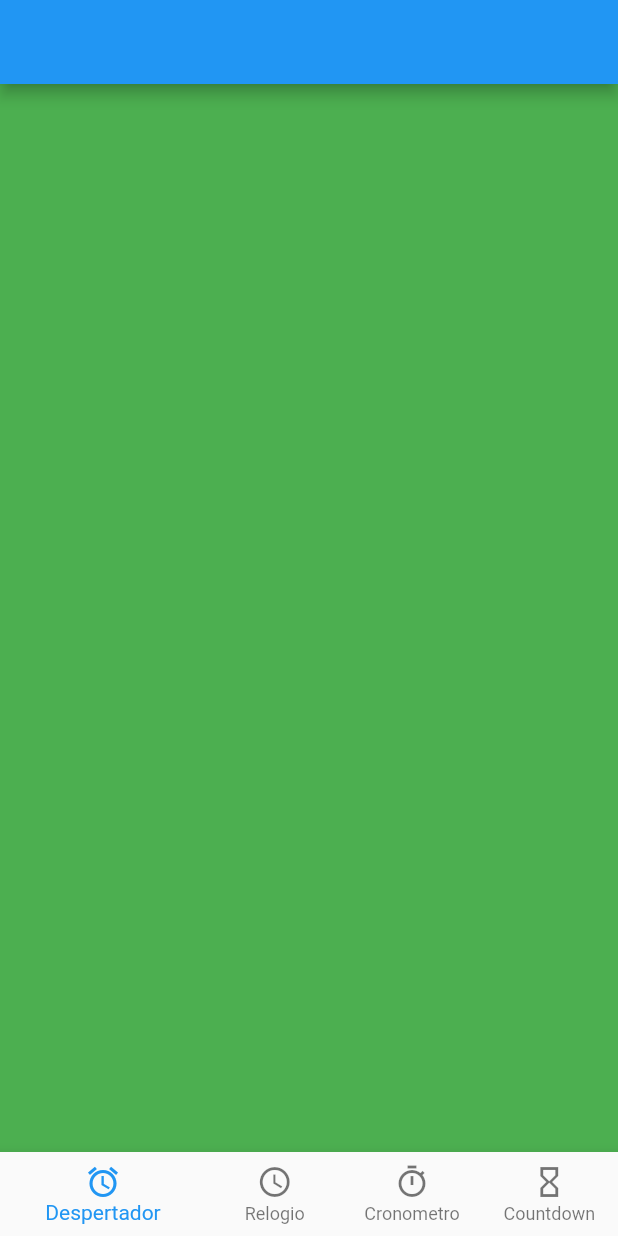
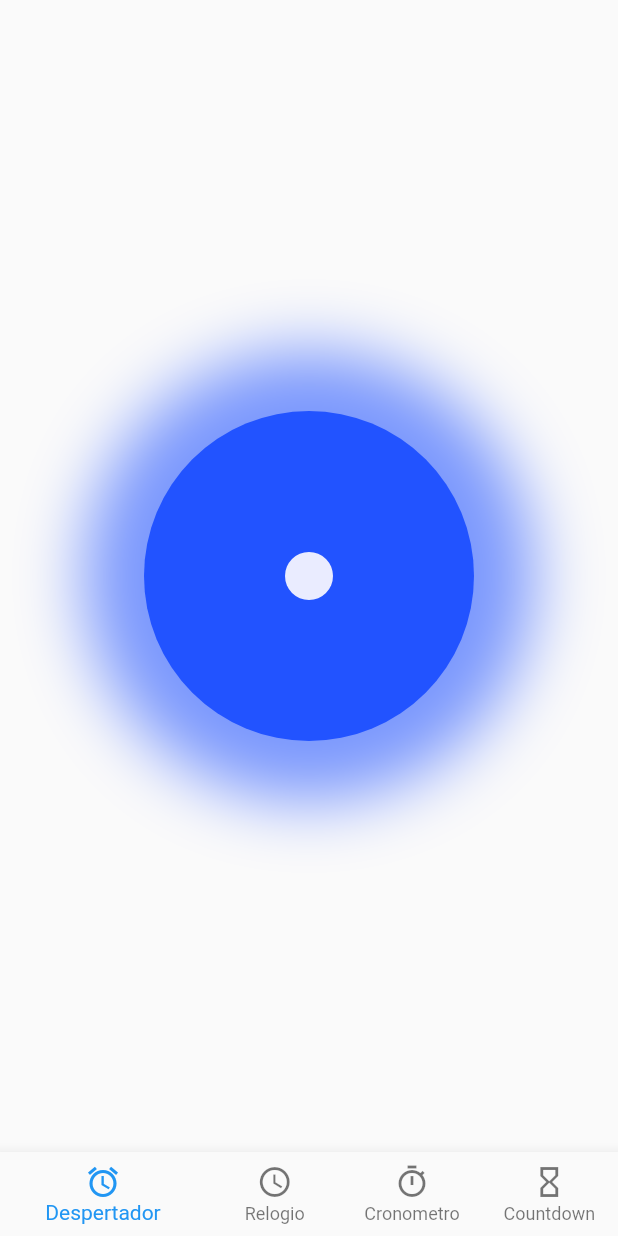
Before and after one commit to thiagolop/Relogio-Flutter, a Flutter app: the screen it shows after launch, swiped to page 2, on a phone screen of 412 x 824 dp. Run offline on Flutter 3.47's test engine with Material 2 defaults, Android fonts, the light colour scheme and no system bars; our stand-ins replace animated_splash_screen, lottie, page_transition; missing offline and left inert: flutter_ringtone_player.

Commit message:
clock update

```diff
--- /dev/null
+++ b/lib/src/app_style.dart
@@ -0,0 +1,6 @@
+import 'package:flutter/animation.dart';
+
+class AppStyle {
+  static Color primaryColor = const Color(0xFF2253FF);
+  static Color primaryColorDark = const Color(0xFF193bb1);
+}
--- a/lib/src/contdown/controller_contdown.dart
+++ /dev/null
@@ -1,4 +0,0 @@
-
-class ControllerContdown {
-
-}
--- a/lib/src/home_screen.dart
+++ b/lib/src/home_screen.dart
@@ -1,10 +1,10 @@
 import 'package:flutter/material.dart';
-import 'package:relogio/src/contdown/countdown_screem.dart';
-import 'package:relogio/src/cronometro/cronometro_screen.dart';
+import 'package:relogio/src/cronometro/cronometro_presenter.dart';
 import 'package:relogio/src/despertador/despertador_screen.dart';
 import 'package:relogio/src/relogio/relogio_screen.dart';
 import 'package:relogio/widgets/button_bar/button_bar_itens.dart';
 import '../widgets/button_bar/button_navigator_bar.dart';
+import 'contdown/contdown_presenter.dart';
 
 class HomeScreen extends StatefulWidget {
   const HomeScreen({super.key});
@@ -22,21 +22,19 @@ class _HomeScreenState extends State<HomeScreen> {
       body: PageView(
         physics: const NeverScrollableScrollPhysics(),
         controller: pagecontroller,
-        children:  [
-          const DespertadorScreen(),
-          const RelogioScreen(),
-          CronometroScreen(),
-          const CountdownScreem(),
+        children: const [
+          DespertadorScreen(),
+          RelogioScreen(),
+          CronometroPresenter(),
+          ContdownPresenter(),
         ],
       ),
       bottomNavigationBar: ButtonNavigatorBar(
-
         onIndexSelected: (index) => pagecontroller.animateToPage(
           index,
           duration: const Duration(milliseconds: 50),
           curve: Curves.ease,
         ),
-
         itens: [
           ButtonBarItens(label: 'Despertador', icon: Icons.alarm),
           ButtonBarItens(label: 'Relogio', icon: Icons.watch_later_outlined),
--- /dev/null
+++ b/lib/src/relogio/date_time_model.dart
@@ -0,0 +1,7 @@
+class TimeModel {
+  int sec = 0;
+  int min= 0;
+  int hour = 0;
+
+  TimeModel(this.hour, this.min, this.sec);
+}
--- /dev/null
+++ b/lib/src/relogio/relogio_controler.dart
@@ -0,0 +1,6 @@
+import 'package:flutter/cupertino.dart';
+
+class RelogioControler extends ChangeNotifier {
+
+
+}
--- a/lib/src/relogio/relogio_screen.dart
+++ b/lib/src/relogio/relogio_screen.dart
@@ -1,4 +1,6 @@
 import 'package:flutter/material.dart';
+import 'package:relogio/src/relogio/date_time_model.dart';
+import 'package:relogio/widgets/clock_widget.dart';
 
 class RelogioScreen extends StatefulWidget {
   const RelogioScreen({Key? key}) : super(key: key);
@@ -10,13 +12,14 @@ class RelogioScreen extends StatefulWidget {
 class _RelogioScreenState extends State<RelogioScreen> {
   @override
   Widget build(BuildContext context) {
-    return Scaffold(
-      appBar: AppBar(
-        title: const Text(''),
-      ),
-      body: Container(
-        color: Colors.green,
-      ),
+    return Stack(
+      alignment: Alignment.topCenter,
+      children: [
+        Column(
+          mainAxisAlignment: MainAxisAlignment.center,
+          children: [ClockWidget(TimeModel(12, 38, 56))],
+        )
+      ],
     );
   }
 }
--- /dev/null
+++ b/lib/widgets/clock_widget.dart
@@ -0,0 +1,55 @@
+import 'dart:math';
+
+import 'package:flutter/material.dart';
+import 'package:relogio/src/app_style.dart';
+import 'package:relogio/src/relogio/date_time_model.dart';
+
+class ClockWidget extends StatefulWidget {
+   const ClockWidget(this .time,{Key? key}) : super(key: key);
+  final TimeModel time;
+
+  @override
+  State<ClockWidget> createState() => _ClockWidgetState();
+}
+
+class _ClockWidgetState extends State<ClockWidget> {
+  @override
+  Widget build(BuildContext context) {
+    return Container(
+      decoration: BoxDecoration(shape: BoxShape.circle, boxShadow: [BoxShadow(color: AppStyle.primaryColor.withAlpha(150), blurRadius: 38.0)]),
+      height: 300,
+      width: 300,
+      child: CustomPaint(
+        painter: ClockPaiter(),
+      ),
+    );
+  }
+}
+
+class ClockPaiter extends CustomPainter {
+  @override
+  void paint(Canvas canvas, Size size) {
+    // Points Coordinates
+    var centerX = size.width / 2;
+    var centerY = size.height / 2;
+    var center = Offset(centerX, centerY);
+    var radius = min(centerX, centerY);
+
+    // setting the Brush
+    var fillBrush = Paint()
+      ..color = AppStyle.primaryColor
+      ..strokeCap = StrokeCap.round;
+
+    var centerDotBrush = Paint()..color = const Color(0xFFEAECFF);
+    // drawing the body
+    canvas.drawCircle(center, radius - 40, fillBrush);
+
+    // drawing ther center dot
+    canvas.drawCircle(center, 16, centerDotBrush);
+  }
+
+  @override
+  bool shouldRepaint(covariant CustomPainter oldDelegate) {
+    return true;
+  }
+}
```
Also changed, not shown: lib/src/contdown/contdown_presenter.dart (added, +25 -0 lines), lib/src/contdown/countdown_controller.dart (added, +118 -0 lines), lib/src/contdown/countdown_screem2.dart (renamed from lib/src/contdown/countdown_screem.dart, +8 -12 lines), lib/src/contdown/countdown_screen.dart (added, +77 -0 lines), lib/src/cronometro/controller_cronometro.dart (+18 -14 lines), lib/src/cronometro/cronometro_buttons.dart (added, +35 -0 lines), lib/src/cronometro/cronometro_presenter.dart (added, +25 -0 lines), lib/src/cronometro/cronometro_screen.dart (+8 -58 lines), lib/src/cronometro/cronometro_timer.dart (added, +21 -0 lines).
